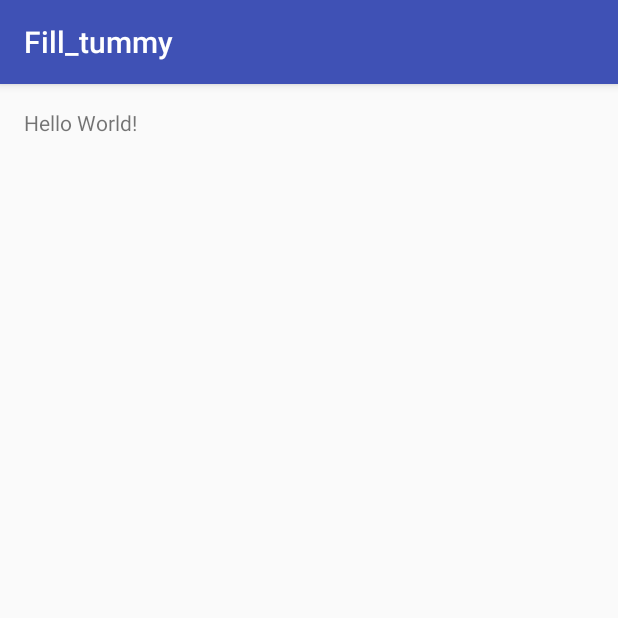
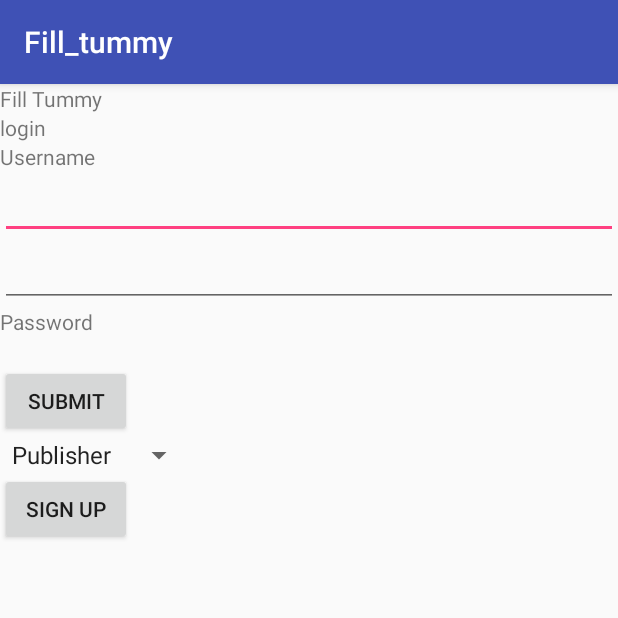
Before and after one commit to UDAYKIRAN588/Fill_tummy, an Android app: the screen it shows after launch (MainActivity), on a phone screen of 412 x 824 dp, the top half of it. Run offline under Robolectric (Android 15) with nearby library versions, the phone set to English and light mode, and no system bars.

Commit message:
Added initial Login

```diff
--- a/app/src/main/java/com/fill_tummy/uday/fill_tummy/MainActivity.java
+++ b/app/src/main/java/com/fill_tummy/uday/fill_tummy/MainActivity.java
@@ -8,6 +8,6 @@ public class MainActivity extends AppCompatActivity {
     @Override
     protected void onCreate(Bundle savedInstanceState) {
         super.onCreate(savedInstanceState);
-        setContentView(R.layout.activity_main);
+        setContentView(R.layout.tummy_login);
     }
 }
--- /dev/null
+++ b/app/src/main/res/layout/tummy_login.xml
@@ -0,0 +1,66 @@
+<?xml version="1.0" encoding="utf-8"?>
+<LinearLayout xmlns:android="http://schemas.android.com/apk/res/android"
+    android:orientation="vertical" android:layout_width="match_parent"
+    android:layout_height="match_parent"
+    >
+    <TextView
+        android:layout_width="match_parent"
+        android:layout_height="wrap_content"
+        android:text="Fill Tummy"
+        android:layout_gravity="center_vertical"/>
+    <TextView
+        android:layout_width="match_parent"
+        android:layout_height="wrap_content"
+        android:text="login"/>
+    <TextView
+        android:layout_width="match_parent"
+        android:layout_height="wrap_content"
+        android:text="Username"/>
+
+    <EditText
+        android:layout_width="match_parent"
+        android:layout_height="wrap_content"
+        android:inputType="textPassword"
+        android:ems="10"
+        android:id="@+id/editText"
+        android:layout_gravity="right" />
+
+    <EditText
+        android:id="@+id/username"
+        android:layout_width="match_parent"
+        android:layout_height="wrap_content"/>
+
+    <TextView
+
+        android:layout_width="match_parent"
+        android:layout_height="wrap_content"
+        android:text="Password"/>
+
+    <TextView
+        android:id="@+id/password"
+        android:layout_width="match_parent"
+        android:layout_height="wrap_content"
+        android:inputType="textPassword"/>
+
+
+    <Button
+        android:id="@+id/submit"
+        android:layout_width="wrap_content"
+        android:layout_height="wrap_content"
+        android:text="Submit"/>
+    <Spinner
+        android:id="@+id/sp"
+        android:layout_width="wrap_content"
+        android:layout_height="wrap_content"
+        android:entries="@array/type"
+        />
+    <Button
+        android:id="@+id/signup"
+        android:layout_width="wrap_content"
+        android:layout_height="wrap_content"
+        android:text="Sign up"/>
+
+
+
+
+</LinearLayout>
--- a/app/src/main/res/values/strings.xml
+++ b/app/src/main/res/values/strings.xml
@@ -1,3 +1,7 @@
 <resources>
     <string name="app_name">Fill_tummy</string>
+    <string-array name="type">
+        <item>Publisher</item>
+        <item>User</item>
+    </string-array>
 </resources>
```
